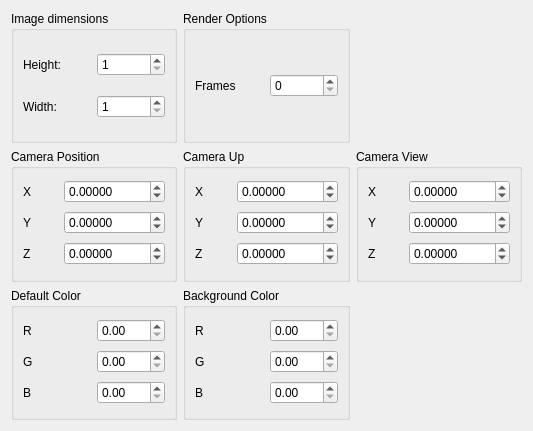
Above: src/Interface/Modules/Visualization/InterfaceWithOspray.ui from SCIInstitute/SCIRun before the change. Below: the same form after it.
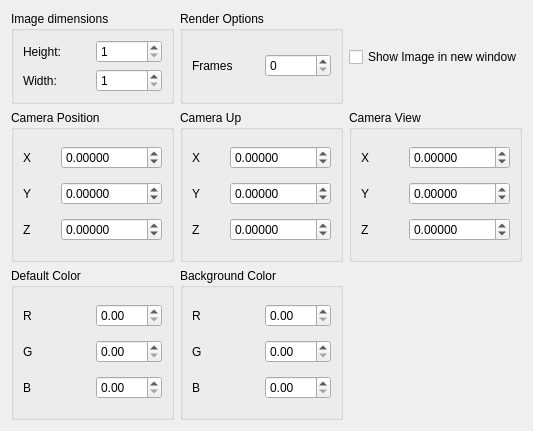
That is the form after the change.

Commit message: Add dialog showing image, with checkbox option

The edit to the form file:
```diff
--- a/src/Interface/Modules/Visualization/InterfaceWithOspray.ui
+++ b/src/Interface/Modules/Visualization/InterfaceWithOspray.ui
@@ -421,6 +421,13 @@
      </layout>
     </widget>
    </item>
+   <item row="0" column="2">
+    <widget class="QCheckBox" name="showImageCheckBox_">
+     <property name="text">
+      <string>Show Image in new window</string>
+     </property>
+    </widget>
+   </item>
   </layout>
  </widget>
  <resources/>
```
The commit also changes 5 other files.
